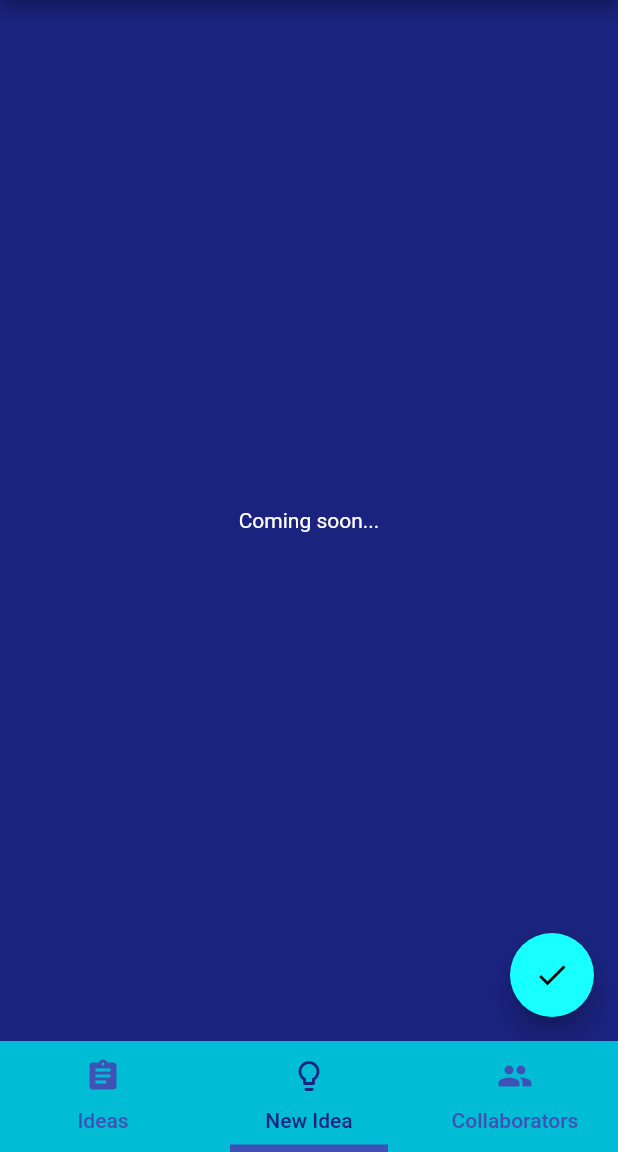
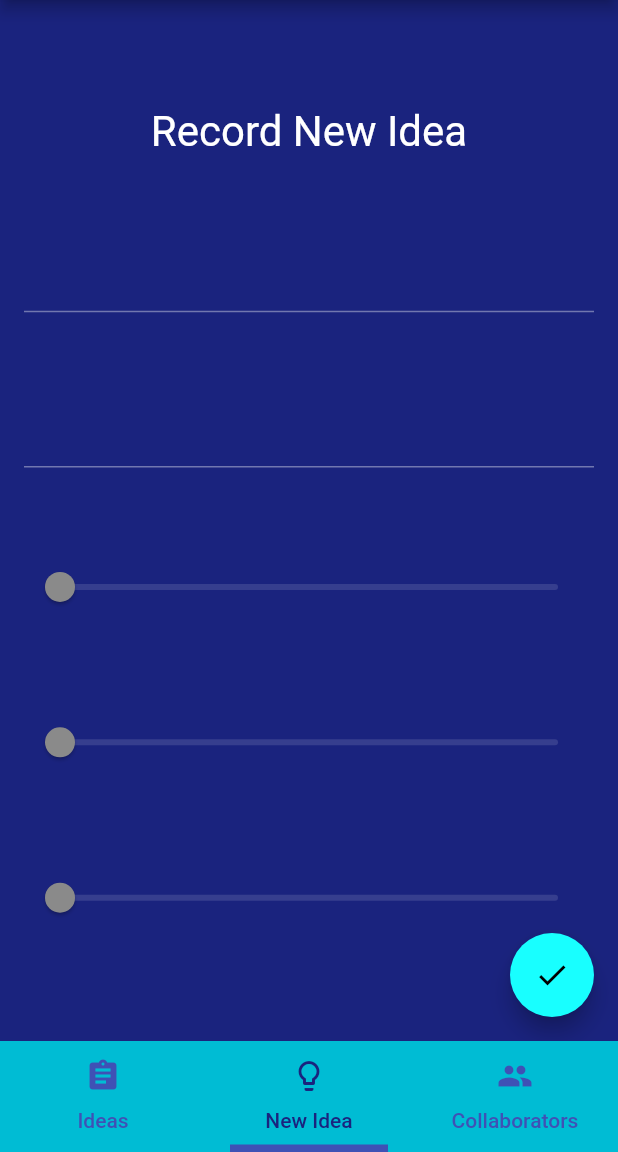
Before and after one commit to Tiger-Cross/Good-Ideas-Machine, a Flutter app: the screen it shows after launch, on a phone screen of 412 x 824 dp, the part 84-1236 px from its top. Run offline on Flutter 3.47's test engine with Material 2 defaults, Android fonts, the phone set to English and light mode, and no system bars.

Commit message:
Begin implementing new idea form.

```diff
--- a/good_ideas_machine/lib/newidea.dart
+++ b/good_ideas_machine/lib/newidea.dart
@@ -8,15 +8,32 @@ class NewIdeaPage extends StatefulWidget {
 
 class _NewIdeaPageState extends State<NewIdeaPage> {
 
+  final _formKey = GlobalKey<FormState>();
+
   @override
   Widget build(BuildContext context) {
     return Scaffold(
       body: Center(
-        child: Column(
-          mainAxisAlignment: MainAxisAlignment.center,
-          children: <Widget>[
-            Text("Coming soon...")
-          ],
+        child: Container(
+          padding: EdgeInsets.symmetric(
+            vertical: 16.0,
+            horizontal: 16.0,
+          ),
+          child:
+          Form(
+            key: _formKey,
+            child: Column(
+              mainAxisAlignment: MainAxisAlignment.spaceEvenly,
+              children: <Widget>[
+                Text("Record New Idea", textScaleFactor: 2),
+                TextFormField(),
+                TextFormField(),
+                Slider(value: 0, onChanged: null),
+                Slider(value: 0, onChanged: null),
+                Slider(value: 0, onChanged: null),
+              ],
+            ),
+          )
         ),
       ),
       floatingActionButton: FloatingActionButton(
```
